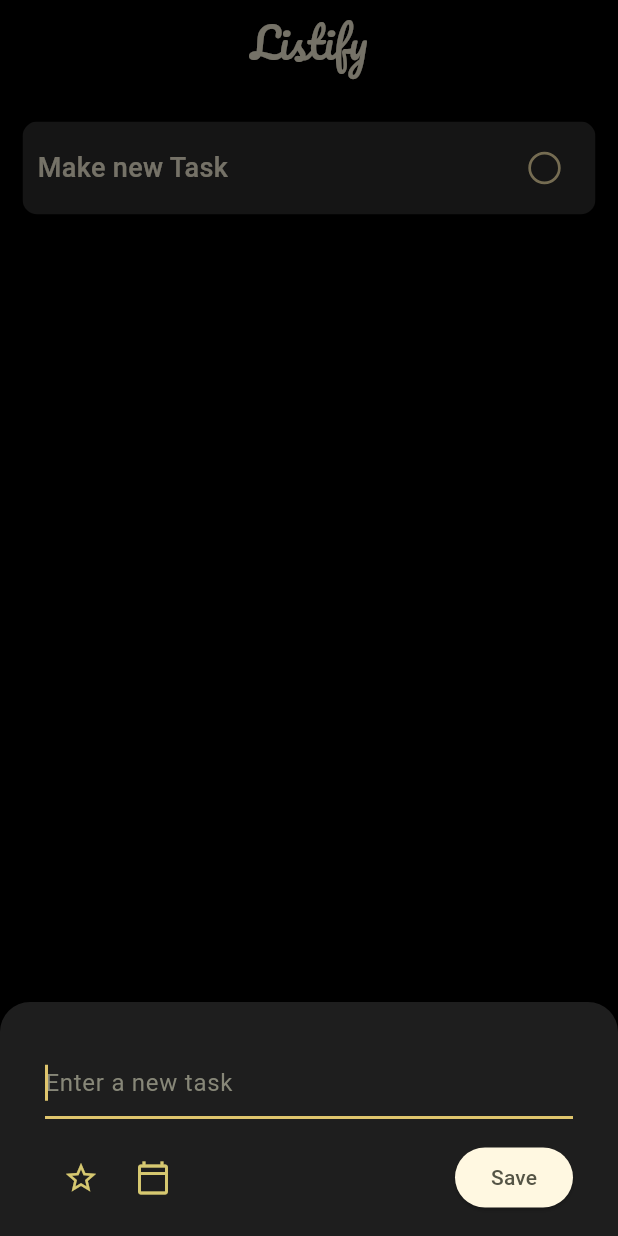
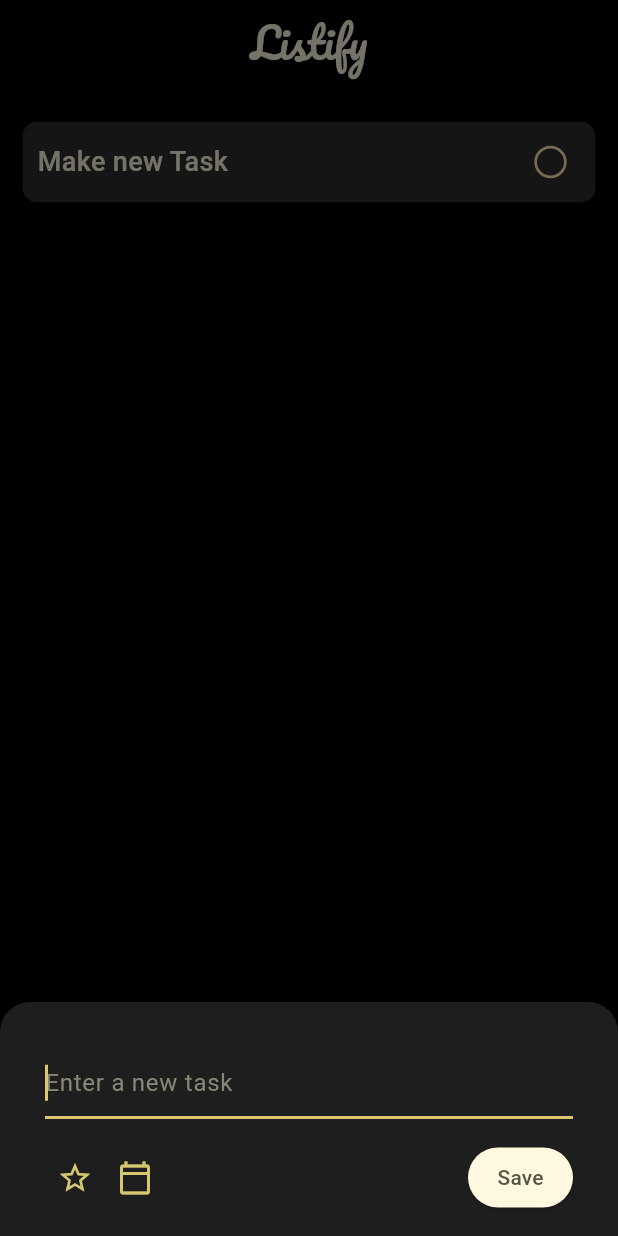
Before and after one commit to RUDisCOOL/Listify-ToDo-App, a Flutter app: the screen it shows after launch, after a tap on the "add" icon, on a phone screen of 412 x 824 dp. Run offline on Flutter 3.47's test engine with Material 3 defaults, Android fonts, the phone set to English and light mode, and no system bars; drawn by our look-alikes of flutter_slidable; our stand-ins replace google_fonts, hive_flutter; accounts and stored records are empty.

Commit message:
Modified: Bugs for smaller screen size

```diff
--- a/lib/main.dart
+++ b/lib/main.dart
@@ -46,9 +46,9 @@ class MyApp extends StatelessWidget {
         ),
         scaffoldBackgroundColor: scaffoldBackgroundColor,
         checkboxTheme: const CheckboxThemeData(
-          checkColor: WidgetStatePropertyAll(checkColor),
-          shape: CircleBorder(),
-        ),
+            checkColor: WidgetStatePropertyAll(checkColor),
+            shape: CircleBorder(),
+            visualDensity: VisualDensity(horizontal: -2, vertical: -2)),
         appBarTheme: const AppBarTheme(
           foregroundColor: commonFontColor,
           backgroundColor: scaffoldBackgroundColor,
@@ -59,6 +59,14 @@ class MyApp extends StatelessWidget {
         inputDecorationTheme: const InputDecorationTheme(
           hintStyle: TextStyle(color: inputHintColor),
         ),
+        iconButtonTheme: const IconButtonThemeData(
+          style: ButtonStyle(
+            padding: WidgetStatePropertyAll(EdgeInsets.all(0)),
+            minimumSize: WidgetStatePropertyAll(Size(25, 25)),
+            maximumSize: WidgetStatePropertyAll(Size(25, 25)),
+            visualDensity: VisualDensity(horizontal: -2, vertical: -2),
+          ),
+        ),
         useMaterial3: true,
       ),
     );
--- a/lib/pages/home_page.dart
+++ b/lib/pages/home_page.dart
@@ -162,6 +162,19 @@ class _HomePageState extends State<HomePage> {
             builder: (context) {
               return StatefulBuilder(
                   builder: (BuildContext context, StateSetter setModalState) {
+                void showDueDatePicker() async {
+                  pickedDate = await showDatePicker(
+                    helpText: 'Due Date',
+                    context: context,
+                    initialDate: pickedDate,
+                    firstDate: DateTime(DateTime.now().year - 5),
+                    lastDate: DateTime(DateTime.now().year + 5),
+                  );
+                  setModalState(() {
+                    dueDate = pickedDate;
+                  });
+                }
+
                 return Padding(
                   padding: EdgeInsets.only(
                     left: 30,
@@ -182,62 +195,12 @@ class _HomePageState extends State<HomePage> {
                         ),
                       ),
                       const SizedBox(height: 15),
-                      Row(
-                        crossAxisAlignment: CrossAxisAlignment.center,
-                        mainAxisAlignment: MainAxisAlignment.spaceBetween,
+                      Column(
+                        crossAxisAlignment: CrossAxisAlignment.start,
                         children: [
-                          Row(
-                            children: [
-                              IconButton(
-                                onPressed: () {
-                                  setModalState(() {
-                                    starred = !starred;
-                                  });
-                                },
-                                icon: Icon(
-                                  starred ? Icons.star : Icons.star_border,
-                                  color: starred
-                                      ? _starForegroundColor
-                                      : _calendarIconColor,
-                                ),
-                              ),
-                              IconButton(
-                                onPressed: () async {
-                                  pickedDate = await showDatePicker(
-                                    helpText: 'Due Date',
-                                    context: context,
-                                    initialDate: pickedDate,
-                                    firstDate:
-                                        DateTime(DateTime.now().year - 5),
-                                    lastDate: DateTime(DateTime.now().year + 5),
-                                  );
-                                  setModalState(() {
-                                    dueDate = pickedDate;
-                                  });
-                                },
-                                icon: Icon(
-                                  (dueDate == null)
-                                      ? Icons.calendar_today_outlined
-                                      : Icons.calendar_today_rounded,
-                                  color: _calendarIconColor,
-                                ),
-                              ),
                           if (dueDate != null) ...[
                             GestureDetector(
-                                  onTap: () async {
-                                    pickedDate = await showDatePicker(
-                                      helpText: 'Due Date',
-                                      context: context,
-                                      initialDate: pickedDate,
-                                      firstDate:
-                                          DateTime(DateTime.now().year - 5),
-                                      lastDate:
-                                          DateTime(DateTime.now().year + 5),
-                                    );
-                                    setModalState(() {
-                                      dueDate = pickedDate;
-                                    });
-                                  },
+                              onTap: showDueDatePicker,
                               child: Container(
                                 padding: const EdgeInsets.only(
                                   left: 15,
@@ -250,10 +213,9 @@ class _HomePageState extends State<HomePage> {
                                   color: Color.fromARGB(255, 45, 45, 45),
                                 ),
                                 child: Row(
-                                      mainAxisAlignment:
-                                          MainAxisAlignment.center,
-                                      crossAxisAlignment:
-                                          CrossAxisAlignment.center,
+                                  mainAxisAlignment: MainAxisAlignment.start,
+                                  mainAxisSize: MainAxisSize.min,
+                                  crossAxisAlignment: CrossAxisAlignment.center,
                                   children: [
                                     Text(
                                       "Due: ${dueDate!.day} ${DateFormat.MMM().format(dueDate!)}, ${dueDate!.year}",
@@ -276,8 +238,39 @@ class _HomePageState extends State<HomePage> {
                                   ],
                                 ),
                               ),
-                                )
+                            ),
+                            const SizedBox(height: 5),
                           ],
+                          Row(
+                            crossAxisAlignment: CrossAxisAlignment.center,
+                            mainAxisAlignment: MainAxisAlignment.spaceBetween,
+                            children: [
+                              Row(
+                                mainAxisAlignment:
+                                    MainAxisAlignment.spaceEvenly,
+                                children: [
+                                  IconButton(
+                                    onPressed: () {
+                                      setModalState(() {
+                                        starred = !starred;
+                                      });
+                                    },
+                                    icon: Icon(
+                                      starred ? Icons.star : Icons.star_border,
+                                      color: starred
+                                          ? _starForegroundColor
+                                          : _calendarIconColor,
+                                    ),
+                                  ),
+                                  IconButton(
+                                    onPressed: showDueDatePicker,
+                                    icon: Icon(
+                                      (dueDate == null)
+                                          ? Icons.calendar_today_outlined
+                                          : Icons.calendar_today_rounded,
+                                      color: _calendarIconColor,
+                                    ),
+                                  ),
                                 ],
                               ),
                               ElevatedButton(
@@ -286,10 +279,18 @@ class _HomePageState extends State<HomePage> {
                                       WidgetStatePropertyAll(_textInputColor),
                                   foregroundColor:
                                       WidgetStatePropertyAll(_inputHintColor),
+                                  padding: const WidgetStatePropertyAll(
+                                      EdgeInsets.symmetric(
+                                          vertical: 0, horizontal: 0)),
+                                  minimumSize: const WidgetStatePropertyAll(
+                                      Size(70, 40)),
+                                  maximumSize: const WidgetStatePropertyAll(
+                                      Size(70, 40)),
                                 ),
                                 onPressed: () {
                                   if (textController.text.isNotEmpty) {
-                                _addTask(textController.text, starred, dueDate);
+                                    _addTask(
+                                        textController.text, starred, dueDate);
                                   }
                                   Navigator.of(context).pop();
                                 },
@@ -297,6 +298,8 @@ class _HomePageState extends State<HomePage> {
                               ),
                             ],
                           ),
+                        ],
+                      )
                     ],
                   ),
                 );
```
Lines whose indentation alone changed are shown as unchanged.
